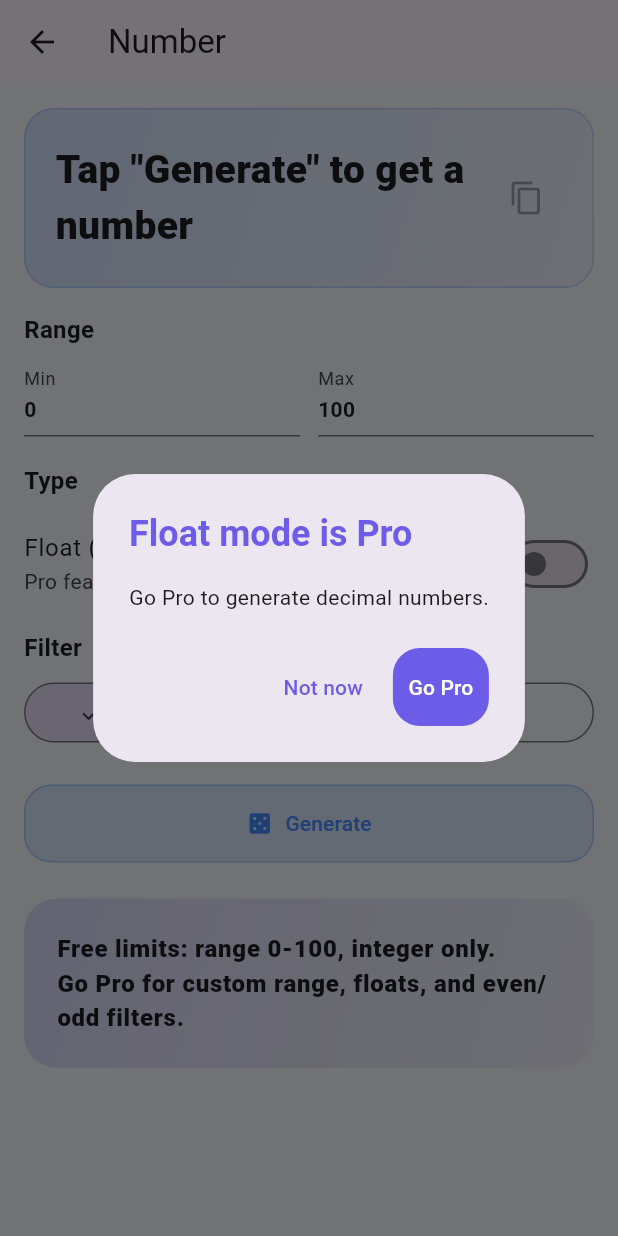
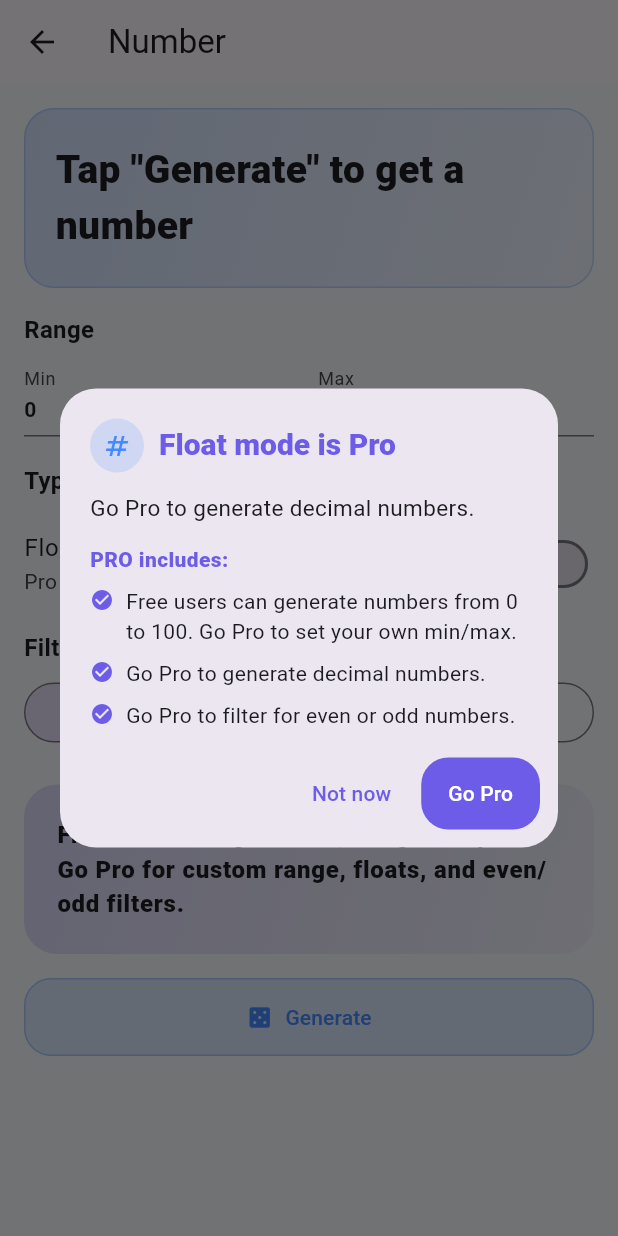
Before and after one commit to 4mierS/picksy, a Flutter app: the NumberPage screen opened directly, after a tap on "Float (decimals)", on a phone screen of 412 x 824 dp. Run offline on Flutter 3.47's test engine with Material 3 defaults, Android fonts, the phone set to English and light mode, and no system bars; our stand-ins replace hive_flutter, in_app_purchase, vibration; accounts and stored records are empty.

Commit message:
Enhance generator features with Pro dialogs and UI updates; add generator icons and improve list handling

```diff
--- a/lib/core/gating/feature_gate.dart
+++ b/lib/core/gating/feature_gate.dart
@@ -2,6 +2,7 @@ import 'package:flutter/material.dart';
 import 'package:provider/provider.dart';
 import '../../l10n/l10n.dart';
 import '../ui/app_colors.dart';
+import '../../models/generator_type.dart';
 
 import '../../storage/premium_store.dart';
 
@@ -84,19 +85,92 @@ Future<void> showProDialog(
   BuildContext context, {
   required String title,
   required String message,
+  GeneratorType? generatorType,
+  List<String> featureDefinitions = const [],
 }) async {
   final l10n = context.l10n;
+  final dedupedDefinitions = featureDefinitions
+      .where((e) => e.trim().isNotEmpty)
+      .toSet()
+      .toList();
+
   await showDialog(
     context: context,
     builder: (_) => AlertDialog(
-      title: Text(
-        title,
-        style: const TextStyle(
-          color: AppColors.proPurple,
-          fontWeight: FontWeight.w700,
+      shape: RoundedRectangleBorder(borderRadius: BorderRadius.circular(24)),
+      titlePadding: const EdgeInsets.fromLTRB(20, 20, 20, 0),
+      contentPadding: const EdgeInsets.fromLTRB(20, 14, 20, 10),
+      actionsPadding: const EdgeInsets.fromLTRB(12, 0, 12, 12),
+      title: Row(
+        children: [
+          if (generatorType != null)
+            Container(
+              width: 36,
+              height: 36,
+              decoration: BoxDecoration(
+                color: generatorType.accentColor.withOpacity(0.16),
+                shape: BoxShape.circle,
+              ),
+              child: Icon(
+                generatorType.homeIcon,
+                color: generatorType.accentColor,
+                size: 20,
+              ),
+            ),
+          if (generatorType != null) const SizedBox(width: 10),
+          Expanded(
+            child: Text(
+              title,
+              style: const TextStyle(
+                color: AppColors.proPurple,
+                fontWeight: FontWeight.w800,
+                fontSize: 20,
+              ),
+            ),
+          ),
+        ],
+      ),
+      content: ConstrainedBox(
+        constraints: const BoxConstraints(maxHeight: 420),
+        child: SingleChildScrollView(
+          child: Column(
+            crossAxisAlignment: CrossAxisAlignment.start,
+            children: [
+              Text(message, style: const TextStyle(fontSize: 15, height: 1.3)),
+              if (dedupedDefinitions.isNotEmpty) ...[
+                const SizedBox(height: 14),
+                const Text(
+                  'PRO includes:',
+                  style: TextStyle(
+                    fontWeight: FontWeight.w800,
+                    color: AppColors.proPurple,
+                  ),
+                ),
+                const SizedBox(height: 8),
+                for (final d in dedupedDefinitions)
+                  Padding(
+                    padding: const EdgeInsets.only(bottom: 8),
+                    child: Row(
+                      crossAxisAlignment: CrossAxisAlignment.start,
+                      children: [
+                        const Padding(
+                          padding: EdgeInsets.only(top: 1),
+                          child: Icon(
+                            Icons.check_circle,
+                            size: 16,
+                            color: AppColors.proPurple,
+                          ),
+                        ),
+                        const SizedBox(width: 8),
+                        Expanded(child: Text(d)),
+                      ],
+                    ),
+                  ),
+              ],
+            ],
+          ),
         ),
       ),
-      content: Text(message),
       actions: [
         TextButton(
           style: TextButton.styleFrom(foregroundColor: AppColors.proPurple),
@@ -107,7 +181,7 @@ Future<void> showProDialog(
           style: FilledButton.styleFrom(
             backgroundColor: AppColors.proPurple,
             foregroundColor: Colors.white,
-            padding: const EdgeInsets.symmetric(vertical: 16),
+            padding: const EdgeInsets.symmetric(vertical: 14, horizontal: 18),
             shape: RoundedRectangleBorder(
               borderRadius: BorderRadius.circular(18),
             ),
--- a/lib/core/ui/app_colors.dart
+++ b/lib/core/ui/app_colors.dart
@@ -28,3 +28,26 @@ extension GeneratorTypeColorX on GeneratorType {
     }
   }
 }
+
+extension GeneratorTypeIconX on GeneratorType {
+  IconData get homeIcon {
+    switch (this) {
+      case GeneratorType.color:
+        return Icons.palette_outlined;
+      case GeneratorType.number:
+        return Icons.numbers;
+      case GeneratorType.coin:
+        return Icons.sync_alt;
+      case GeneratorType.letter:
+        return Icons.text_fields;
+      case GeneratorType.customList:
+        return Icons.list_alt;
+      case GeneratorType.bottleSpin:
+        return Icons.explore_outlined;
+      case GeneratorType.time:
+        return Icons.access_time;
+      case GeneratorType.reactionTest:
+        return Icons.flash_on;
+    }
+  }
+}
--- a/lib/features/generators/number/number_page.dart
+++ b/lib/features/generators/number/number_page.dart
@@ -9,7 +9,6 @@ import 'package:picksy/l10n/l10n.dart';
 import 'package:picksy/core/gating/feature_gate.dart';
 import 'package:picksy/models/generator_type.dart';
 import 'package:picksy/storage/history_store.dart';
-import 'package:flutter/services.dart';
 
 enum NumberParity { any, even, odd }
 
@@ -40,6 +39,11 @@ class _NumberPageState extends State<NumberPage> {
     final l10n = context.l10n;
     final gate = context.gate; // watch premium changes automatically
     final history = context.read<HistoryStore>();
+    final proDefinitions = [
+      l10n.numberCustomRangeProMessage,
+      l10n.numberFloatProMessage,
+      l10n.numberParityProMessage,
+    ];
 
     return Scaffold(
       appBar: AppBar(title: Text(l10n.numberTitle)),
@@ -63,18 +67,6 @@ class _NumberPageState extends State<NumberPage> {
                       fontWeight: FontWeight.w800,
                     ),
                   ),
-                ),
-                IconButton(
-                  tooltip: l10n.commonCopy,
-                  onPressed: _last == null
-                      ? null
-                      : () {
-                          Clipboard.setData(ClipboardData(text: _last!));
-                          ScaffoldMessenger.of(context).showSnackBar(
-                            SnackBar(content: Text(l10n.commonCopied)),
-                          );
-                        },
-                  icon: const Icon(Icons.copy),
                 ),
               ],
             ),
@@ -104,6 +96,8 @@ class _NumberPageState extends State<NumberPage> {
                   context,
                   title: l10n.numberCustomRangeProTitle,
                   message: l10n.numberCustomRangeProMessage,
+                  generatorType: GeneratorType.number,
+                  featureDefinitions: proDefinitions,
                 );
                 return;
               }
@@ -144,6 +138,8 @@ class _NumberPageState extends State<NumberPage> {
                   context,
                   title: l10n.numberFloatProTitle,
                   message: l10n.numberFloatProMessage,
+                  generatorType: GeneratorType.number,
+                  featureDefinitions: proDefinitions,
                 );
                 return;
               }
@@ -151,6 +147,7 @@ class _NumberPageState extends State<NumberPage> {
             },
           ),
 
+          if (!_useFloat) ...[
             const SizedBox(height: 8),
 
             // Parity filter
@@ -160,22 +157,37 @@ class _NumberPageState extends State<NumberPage> {
             _ParitySelector(
               value: _parity,
               enabled: gate.canUse(ProFeature.numberEvenOdd),
+              proDefinitions: proDefinitions,
               onChanged: (p) async {
                 if (!gate.canUse(ProFeature.numberEvenOdd)) {
                   await showProDialog(
                     context,
                     title: l10n.numberParityProTitle,
                     message: l10n.numberParityProMessage,
+                    generatorType: GeneratorType.number,
+                    featureDefinitions: proDefinitions,
                   );
                   return;
                 }
                 setState(() => _parity = p);
               },
             ),
+          ],
 
           const SizedBox(height: 24),
 
-          // Generate button
+          // Free hint
+          if (!gate.isPro)
+            Container(
+              width: double.infinity,
+              padding: const EdgeInsets.all(22),
+              decoration: AppStyles.proCard(),
+              child: Text(l10n.numberFreeProHint, style: AppStyles.resultStyle),
+            ),
+
+          const SizedBox(height: 16),
+
+          // Generate button (bottom)
           FilledButton.icon(
             style: AppStyles.generatorButton(GeneratorType.number.accentColor),
             onPressed: !_isValidRange
@@ -198,17 +210,6 @@ class _NumberPageState extends State<NumberPage> {
                   },
             icon: const Icon(Icons.casino),
             label: Text(l10n.commonGenerate),
-          ),
-
-          const SizedBox(height: 24),
-
-          // Free hint
-          if (!gate.isPro)
-            Container(
-              width: double.infinity,
-              padding: const EdgeInsets.all(22),
-              decoration: AppStyles.proCard(),
-              child: Text(l10n.numberFreeProHint, style: AppStyles.resultStyle),
           ),
         ],
       ),
@@ -401,11 +402,13 @@ class _NumberFieldState extends State<_NumberField> {
 class _ParitySelector extends StatelessWidget {
   final NumberParity value;
   final bool enabled;
+  final List<String> proDefinitions;
   final ValueChanged<NumberParity> onChanged;
 
   const _ParitySelector({
     required this.value,
     required this.enabled,
+    required this.proDefinitions,
     required this.onChanged,
   });
 
@@ -435,6 +438,8 @@ class _ParitySelector extends StatelessWidget {
                 context,
                 title: l10n.numberParityProTitle,
                 message: l10n.numberParityProMessage,
+                generatorType: GeneratorType.number,
+                featureDefinitions: proDefinitions,
               );
             },
     );
--- a/lib/features/history/history_page.dart
+++ b/lib/features/history/history_page.dart
@@ -36,7 +36,10 @@ class HistoryPage extends StatelessWidget {
                     backgroundColor: e.generatorType.accentColor.withOpacity(
                       0.16,
                     ),
-                    child: Icon(Icons.bolt, color: e.generatorType.accentColor),
+                    child: Icon(
+                      e.generatorType.homeIcon,
+                      color: e.generatorType.accentColor,
+                    ),
                   ),
                   title: Text(e.value),
                   subtitle: Text(
```
Also changed, not shown: lib/features/generators/bottle_spin/bottle_spin_page.dart (+25 -17 lines), lib/features/generators/coin/coin_page.dart (+23 -18 lines), lib/features/generators/color/color_page.dart (+46 -18 lines), lib/features/generators/custom_list/custom_list_page.dart (+34 -31 lines), lib/features/generators/letter/letter_page.dart (+26 -31 lines). Lines whose indentation alone changed are shown as unchanged.
